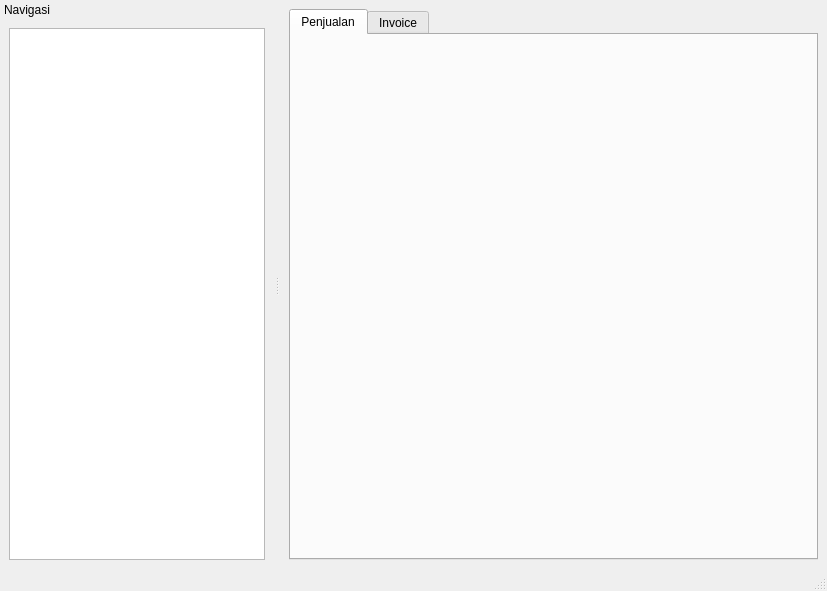
Above: src/ui/kaospoloswindow.ui from AyahnaSyahid/Printex-KaosPolos before the change. Below: the same form after it.
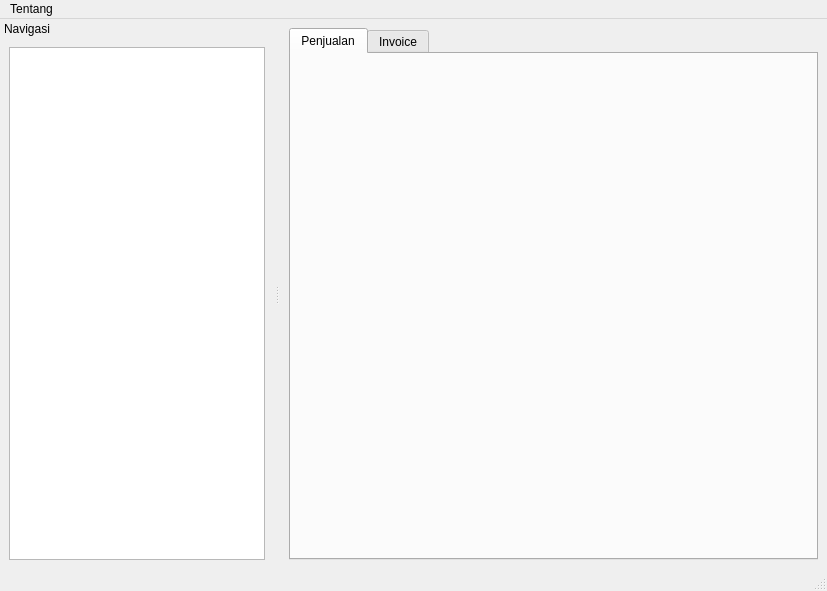
That is the form after the change. Custom widgets are drawn as their Qt base class.

What changed in the file:
```diff
--- a/src/ui/kaospoloswindow.ui
+++ b/src/ui/kaospoloswindow.ui
@@ -83,6 +83,12 @@
      <height>22</height>
     </rect>
    </property>
+   <widget class="QMenu" name="menuTentang">
+    <property name="title">
+     <string>Tentang</string>
+    </property>
+   </widget>
+   <addaction name="menuTentang"/>
   </widget>
   <widget class="QStatusBar" name="statusbar"/>
   <widget class="QDockWidget" name="navigationDock">
```
